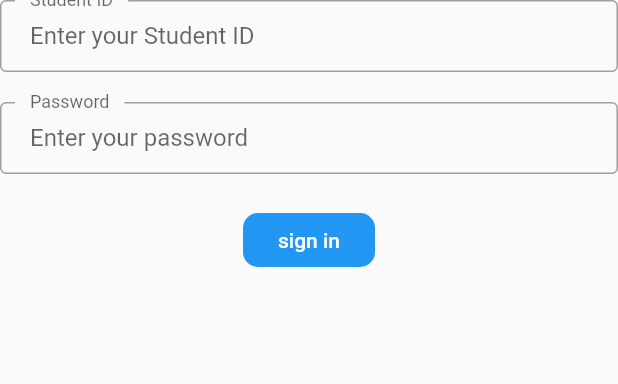
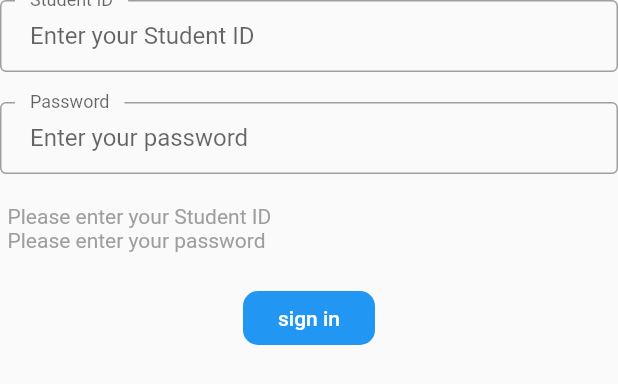
Before and after one commit to Hope-Studio/flutter-practice, a Flutter app: the SignForm widget shown alone on an empty page, opened directly, after a tap on "sign in", on a phone screen of 412 x 824 dp. Shown: the top 384 px of the screen. Run offline on Flutter 3.47's test engine with Material 2 defaults, Android fonts, the light colour scheme and no system bars.

Commit message:
add 'form_error'

```diff
--- /dev/null
+++ b/lib/components/form_error.dart
@@ -0,0 +1,30 @@
+import 'package:flutter/material.dart';
+
+// ignore: must_be_immutable
+class FormError extends StatelessWidget {
+  FormError({
+    Key key,
+    // ignore: always_put_required_named_parameters_first
+    @required this.errors,
+  }) : super(key: key);
+
+  List<String> errors = [];
+
+  @override
+  Widget build(BuildContext context) => Column(
+        children: List.generate(
+            errors.length, (index) => formErrorText(error: errors[index])),
+      );
+
+  Row formErrorText({String error}) => Row(
+        children: [
+          const SizedBox(
+            width: 5,
+          ),
+          Text(
+            error,
+            style: const TextStyle(color: Colors.grey),
+          ),
+        ],
+      );
+}
--- a/lib/constants.dart
+++ b/lib/constants.dart
@@ -0,0 +1,6 @@
+//FormError
+// final RegExp studentValidatorRegExp = RegExp(source)
+const String kStudentIDNullError = "Please enter your Student ID";
+const String kPassNullError = "Please enter your password";
+const String kShortPassError = "Password is too short";
+const String kMatchPassError = "Passwords don't match";
--- a/lib/pages/tabs/settings/body.dart
+++ b/lib/pages/tabs/settings/body.dart
@@ -1,3 +1,5 @@
+import 'package:atest/components/form_error.dart';
+import 'package:atest/constants.dart';
 import 'package:flutter/material.dart';
 
 class Body extends StatefulWidget {
@@ -48,7 +50,7 @@ class SignForm extends StatefulWidget {
 
 class _SignFormState extends State<SignForm> {
   final _formKey = GlobalKey<FormState>();
-  // final List<String> errors = [];
+  final List<String> errors = [];
   String studentid, password;
 
   void submitForm() {
@@ -66,16 +68,27 @@ class _SignFormState extends State<SignForm> {
             const SizedBox(height: 20),
             buidPasswordField(),
             const SizedBox(height: 20),
+            FormError(errors: errors),
+            const SizedBox(height: 20),
             flatButton()
           ],
         ),
       );
 
   TextFormField buidIDField() => TextFormField(
+      onChanged: (value) {
+        if (value.isNotEmpty && errors.contains(kStudentIDNullError)) {
+          setState(() {
+            errors.remove(kStudentIDNullError);
+          });
+        }
+      },
       validator: (value) {
         //输入字符校验
-        if (value.isEmpty) {
-          return "请输入文字";
+        if (value.isEmpty && !errors.contains(kStudentIDNullError)) {
+          setState(() {
+            errors.add(kStudentIDNullError);
+          });
         }
         return null;
       },
@@ -95,10 +108,27 @@ class _SignFormState extends State<SignForm> {
 
   TextFormField buidPasswordField() => TextFormField(
         obscureText: true,
+        onChanged: (value) {
+          if (value.isNotEmpty && errors.contains(kPassNullError)) {
+            setState(() {
+              errors.remove(kPassNullError);
+            });
+          } else if (value.length >= 8 && errors.contains(kShortPassError)) {
+            setState(() {
+              errors.remove(kShortPassError);
+            });
+          }
+        },
         validator: (value) {
           //输入字符校验
-          if (value.isEmpty) {
-            return "请输入文字";
+          if (value.isEmpty && !errors.contains(kPassNullError)) {
+            setState(() {
+              errors.add(kPassNullError);
+            });
+          } else if (value.length < 8 && !errors.contains(kShortPassError)) {
+            setState(() {
+              errors.add(kShortPassError);
+            });
           }
           return null;
         },
@@ -121,7 +151,13 @@ class _SignFormState extends State<SignForm> {
         // ignore: unnecessary_parenthesis
         shape: (const RoundedRectangleBorder(
             borderRadius: BorderRadius.all(Radius.circular(10)))),
-        onPressed: submitForm,
+        // onPressed: submitForm,
+        onPressed: () {
+          if (_formKey.currentState.validate()) {
+            _formKey.currentState.save();
+          }
+        },
+
         child: const Text(
           "sign in",
           style: TextStyle(color: Colors.white),
```
